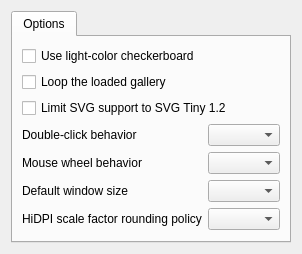
SarasasChipWorkshop/sarasacw-picture, file app/settingsdialog.ui: the form before one commit.
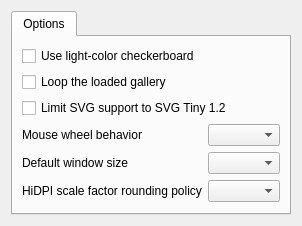
The form after the commit.

Commit message:
refactor: remove double-click-window behavior
- remove double-click-window behavior entirely
- remove the icon of copy image action

```diff
--- a/app/settingsdialog.ui
+++ b/app/settingsdialog.ui
@@ -41,43 +41,33 @@
          </widget>
         </item>
        <item row="3" column="0">
-         <widget class="QLabel" name="m_doubleClickBehaviorLabel">
-         <property name="text">
-          <string>Double-click behavior</string>
-         </property>
-        </widget>
-       </item>
-       <item row="3" column="1">
-        <widget class="QComboBox" name="m_doubleClickBehavior"/>
-       </item>
-       <item row="4" column="0">
          <widget class="QLabel" name="m_mouseWheelBehaviorLabel">
          <property name="text">
           <string>Mouse wheel behavior</string>
          </property>
         </widget>
        </item>
-       <item row="4" column="1">
+       <item row="3" column="1">
         <widget class="QComboBox" name="m_mouseWheelBehavior"/>
        </item>
-       <item row="5" column="0">
+       <item row="4" column="0">
          <widget class="QLabel" name="m_initWindowSizeBehaviorLabel">
          <property name="text">
           <string>Default window size</string>
          </property>
         </widget>
        </item>
-       <item row="5" column="1">
+       <item row="4" column="1">
         <widget class="QComboBox" name="m_initWindowSizeBehavior"/>
        </item>
-       <item row="6" column="0">
+       <item row="5" column="0">
          <widget class="QLabel" name="m_hiDpiRoundingPolicyBehaviorLabel">
          <property name="text">
           <string>HiDPI scale factor rounding policy</string>
          </property>
         </widget>
        </item>
-       <item row="6" column="1">
+       <item row="5" column="1">
         <widget class="QComboBox" name="m_hiDpiRoundingPolicyBehavior"/>
        </item>
       </layout>
```
The commit also changes 6 other files.
